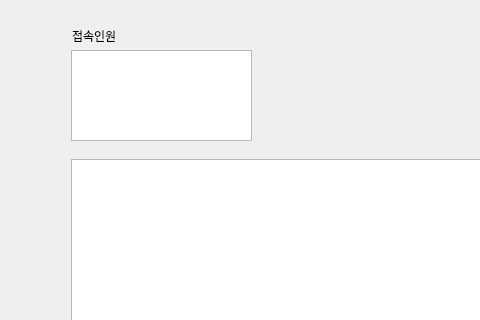
Old version of the form sy_chatclient.ui in the repository soyyoonn/chat; both pictures show x 0 to 480 and y 0 to 320 of the 651 by 780 pixel window.
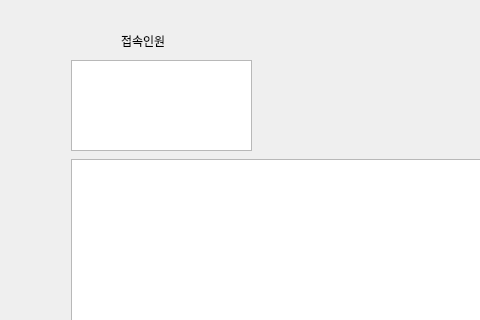
New version of the form. The open tabs and pages were chosen to show the change.

The edit to the form file:
```diff
--- a/sy_chatclient.ui
+++ b/sy_chatclient.ui
@@ -186,7 +186,7 @@
      <property name="geometry">
       <rect>
        <x>70</x>
-       <y>50</y>
+       <y>60</y>
        <width>181</width>
        <height>91</height>
       </rect>
@@ -195,8 +195,8 @@
     <widget class="QLabel" name="label_3">
      <property name="geometry">
       <rect>
-       <x>71</x>
-       <y>25</y>
+       <x>120</x>
+       <y>30</y>
        <width>51</width>
        <height>21</height>
       </rect>
```
Left out of the diff: 15 changed lines with no effect on the pictures.
